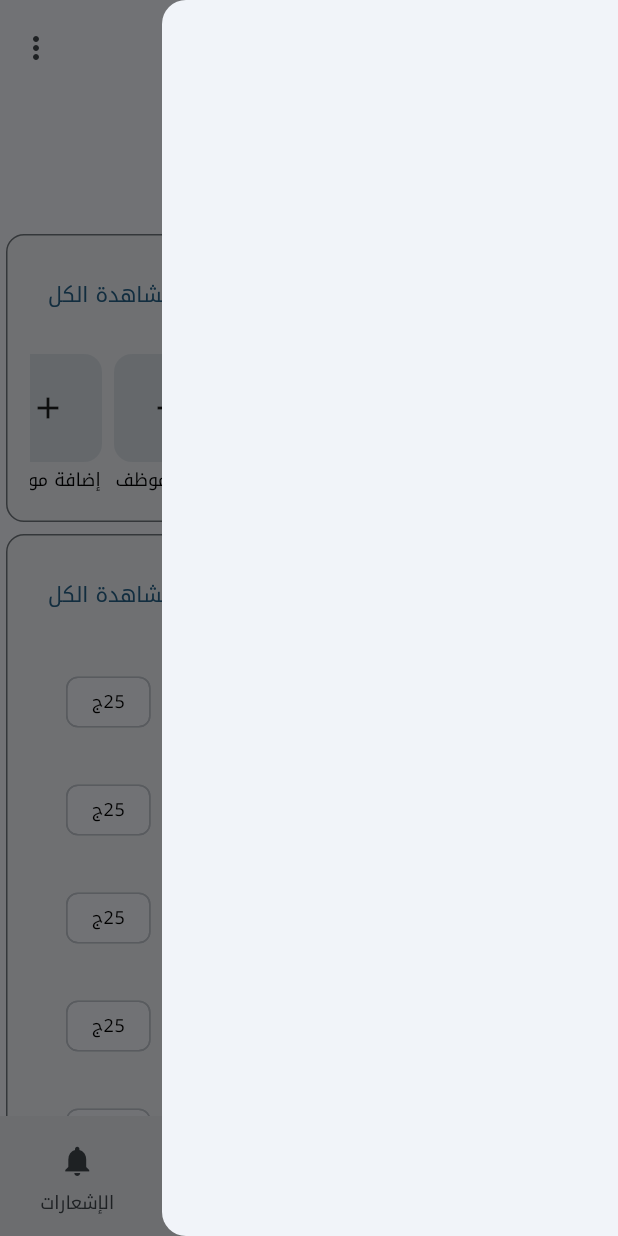
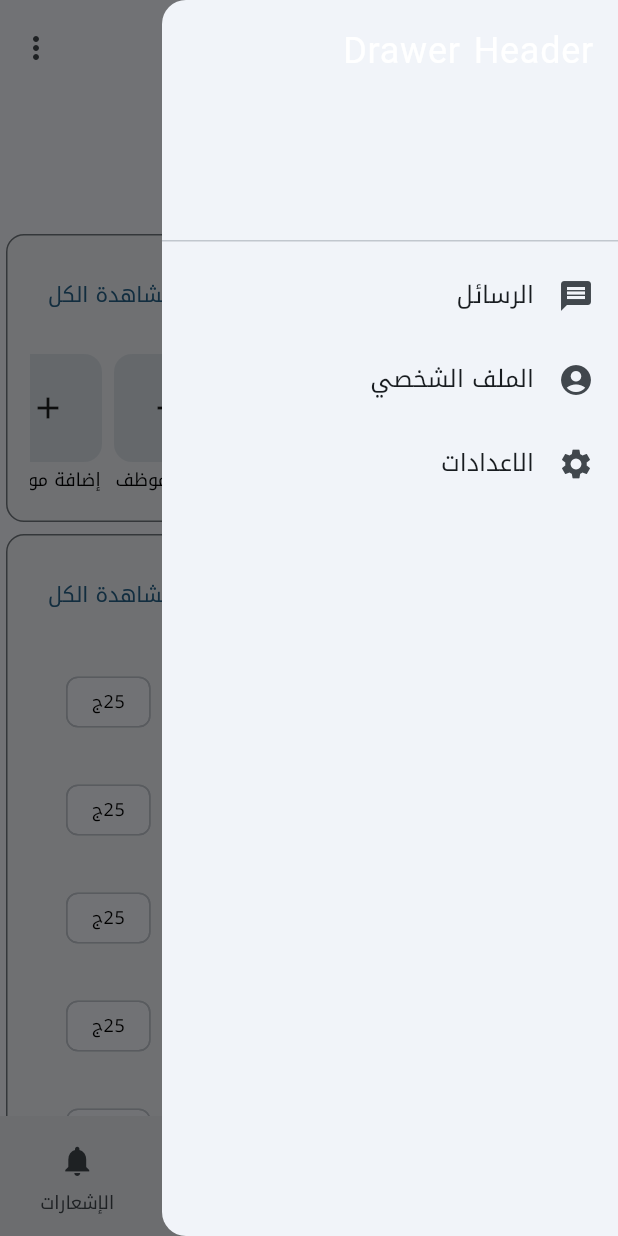
Before and after one commit to elnadar/erp, a Flutter app: the screen it shows after launch, with the side drawer open, on a phone screen of 412 x 824 dp. Run offline on Flutter 3.47's test engine with Material 2 defaults, Android fonts, the phone set to English and light mode, and no system bars; our stand-ins replace bloc, flutter_bloc, go_router, google_fonts.

Commit message:
[UI] Prototyped  drawer.

```diff
--- a/lib/home/presentation/screens/home_screen.dart
+++ b/lib/home/presentation/screens/home_screen.dart
@@ -15,7 +15,36 @@ class HomeScreen extends StatelessWidget {
     final int currentIndex =
         context.watch<BottomNavBarCubit>().state.activeIndex;
     return Scaffold(
-      drawer: Drawer(),
+      drawer: Drawer(
+          child: ListView(
+        padding: EdgeInsets.zero,
+        children: <Widget>[
+          const DrawerHeader(
+            child: Text(
+              'Drawer Header',
+              style: TextStyle(
+                color: Colors.white,
+                fontSize: 24,
+              ),
+            ),
+          ),
+          ListTile(
+            leading: Icon(Icons.message),
+            title: Text('الرسائل'),
+            onTap: () {},
+          ),
+          ListTile(
+            leading: Icon(Icons.account_circle),
+            title: Text('الملف الشخصي'),
+            onTap: () {},
+          ),
+          ListTile(
+            leading: Icon(Icons.settings),
+            title: Text('الاعدادات'),
+            onTap: () {},
+          ),
+        ],
+      )),
       bottomNavigationBar: NavigationBar(
         selectedIndex: currentIndex,
         onDestinationSelected: (int i) =>
```
